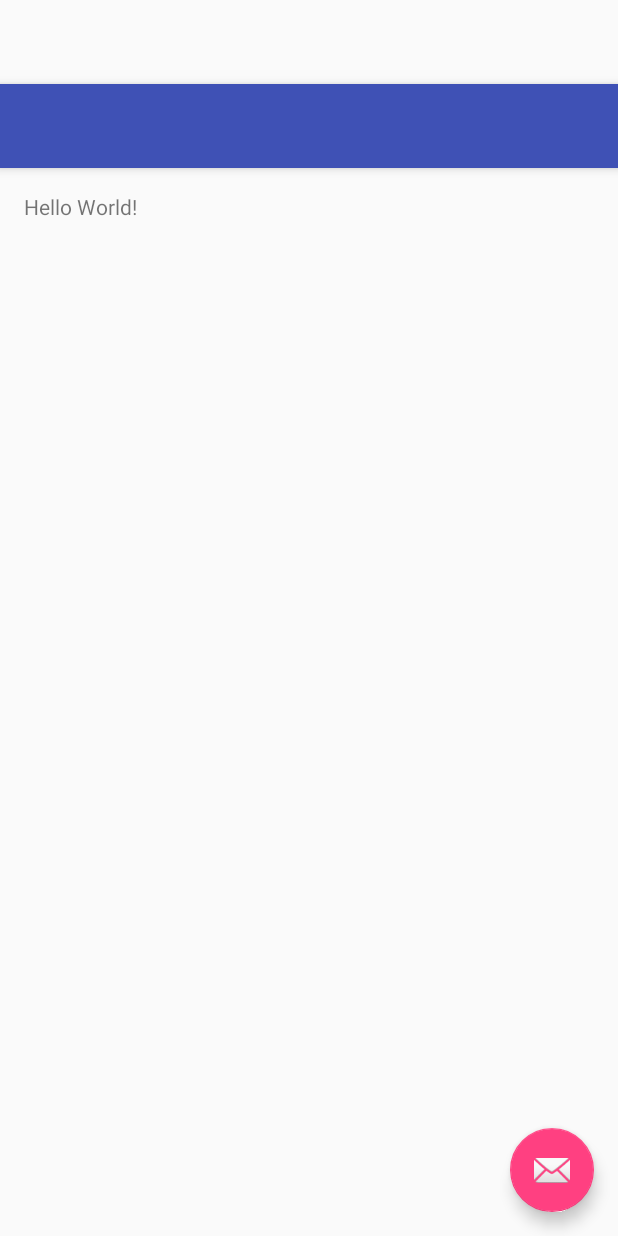
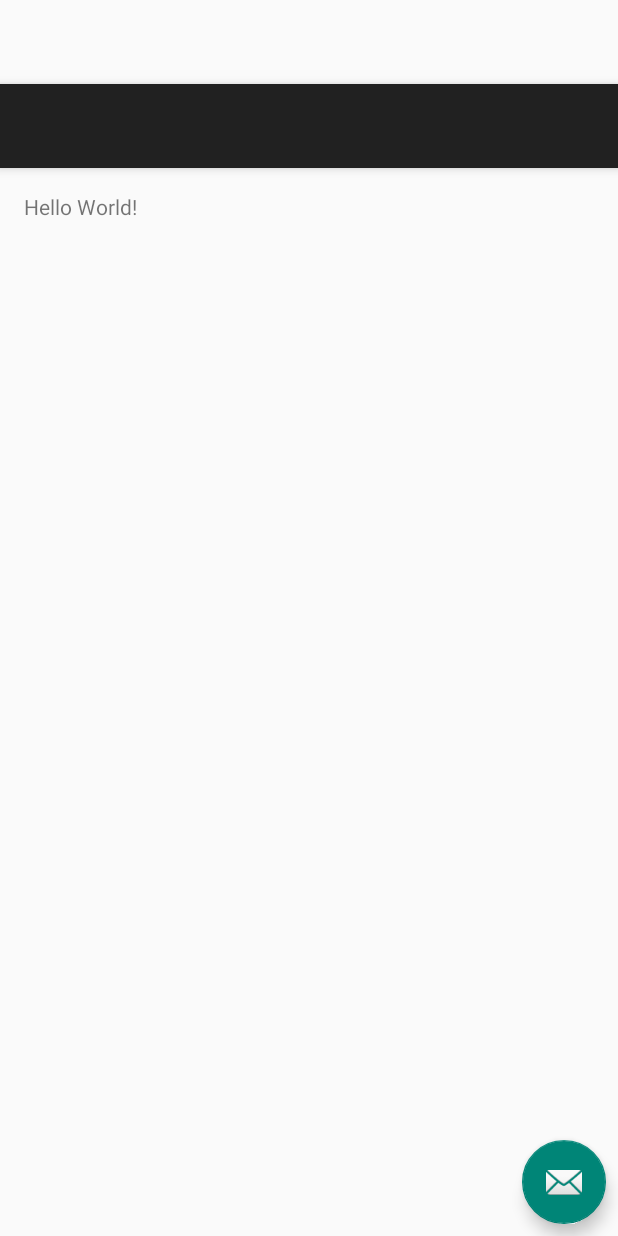
Before and after one commit to sergiogilupm/UltimateFitnessDefinitve, an Android app: the layout activity_main.xml on its own in the app's theme, with its tools: preview values and no code run, on a phone screen of 412 x 824 dp. Run offline under Robolectric (Android 15) with nearby library versions, the phone set to English and light mode, and no system bars.

Commit message:
Changed the structure

```diff
--- /dev/null
+++ b/UltimateFitnessDefinitive/app/src/main/res/menu/menu_login.xml
@@ -0,0 +1,6 @@
+<menu xmlns:android="http://schemas.android.com/apk/res/android"
+    xmlns:app="http://schemas.android.com/apk/res-auto"
+    xmlns:tools="http://schemas.android.com/tools" tools:context=".Login">
+    <item android:id="@+id/action_settings" android:title="@string/action_settings"
+        android:orderInCategory="100" app:showAsAction="never" />
+</menu>
--- a/UltimateFitnessDefinitive/app/src/main/res/values/dimens.xml
+++ b/UltimateFitnessDefinitive/app/src/main/res/values/dimens.xml
@@ -2,5 +2,4 @@
     <!-- Default screen margins, per the Android Design guidelines. -->
     <dimen name="activity_horizontal_margin">16dp</dimen>
     <dimen name="activity_vertical_margin">16dp</dimen>
-    <dimen name="fab_margin">16dp</dimen>
 </resources>
--- a/UltimateFitnessDefinitive/app/src/main/res/values/strings.xml
+++ b/UltimateFitnessDefinitive/app/src/main/res/values/strings.xml
@@ -1,4 +1,6 @@
 <resources>
-    <string name="app_name">UltimateFitnessDefinitve</string>
+    <string name="app_name">UltimateFitnessDefinitive</string>
+
+    <string name="hello_world">Hello world!</string>
     <string name="action_settings">Settings</string>
 </resources>
--- a/UltimateFitnessDefinitive/app/src/main/res/values/styles.xml
+++ b/UltimateFitnessDefinitive/app/src/main/res/values/styles.xml
@@ -3,18 +3,6 @@
     <!-- Base application theme. -->
     <style name="AppTheme" parent="Theme.AppCompat.Light.DarkActionBar">
         <!-- Customize your theme here. -->
-        <item name="colorPrimary">@color/colorPrimary</item>
-        <item name="colorPrimaryDark">@color/colorPrimaryDark</item>
-        <item name="colorAccent">@color/colorAccent</item>
     </style>
 
-    <style name="AppTheme.NoActionBar">
-        <item name="windowActionBar">false</item>
-        <item name="windowNoTitle">true</item>
-    </style>
-
-    <style name="AppTheme.AppBarOverlay" parent="ThemeOverlay.AppCompat.Dark.ActionBar" />
-
-    <style name="AppTheme.PopupOverlay" parent="ThemeOverlay.AppCompat.Light" />
-
 </resources>
--- a/UltimateFitnessDefinitive/build.gradle
+++ b/UltimateFitnessDefinitive/build.gradle
@@ -5,7 +5,7 @@ buildscript {
         jcenter()
     }
     dependencies {
-        classpath 'com.android.tools.build:gradle:1.5.0'
+        classpath 'com.android.tools.build:gradle:1.3.0'
 
         // NOTE: Do not place your application dependencies here; they belong
         // in the individual module build.gradle files
@@ -17,7 +17,3 @@ allprojects {
         jcenter()
     }
 }
-
-task clean(type: Delete) {
-    delete rootProject.buildDir
-}
```
Also changed, not shown: UltimateFitnessDefinitive/app/build.gradle (+3 -5 lines), UltimateFitnessDefinitive/app/src/main/AndroidManifest.xml (+4 -6 lines), UltimateFitnessDefinitive/app/src/main/gen/cs446/ultimatefitnessdefinitve/BuildConfig.java (added, +8 -0 lines), UltimateFitnessDefinitive/app/src/main/gen/cs446/ultimatefitnessdefinitve/Manifest.java (added, +7 -0 lines), UltimateFitnessDefinitive/app/src/main/gen/cs446/ultimatefitnessdefinitve/R.java (added, +7 -0 lines), UltimateFitnessDefinitive/app/src/main/java/com/example/syedsufyan/ultimatefitnessdefinitive/Login.java (added, +37 -0 lines), UltimateFitnessDefinitive/app/src/main/res/layout/activity_login.xml (added, +11 -0 lines), UltimateFitnessDefinitive/gradle/wrapper/gradle-wrapper.properties, 10 other files.
